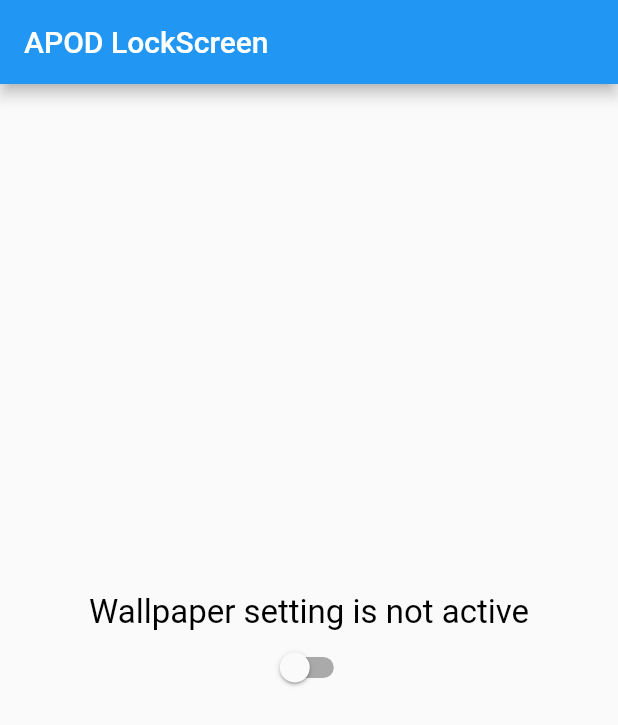
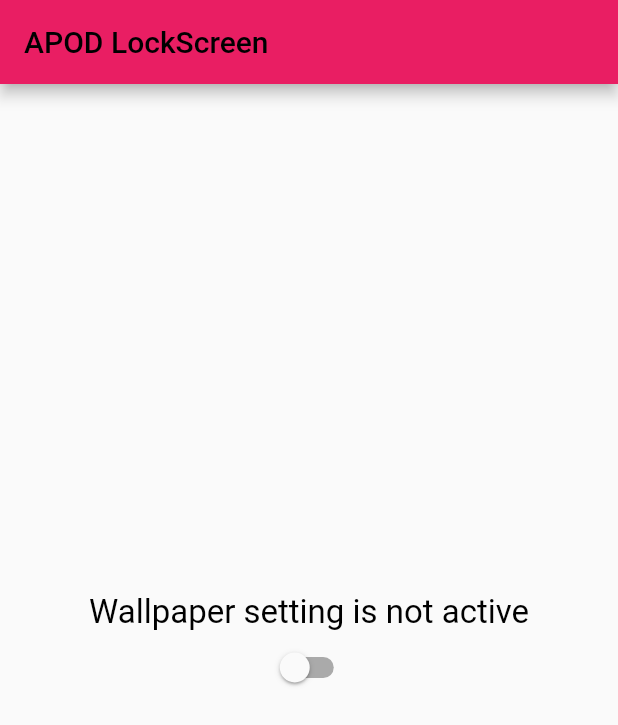
Before and after one commit to lorenzo-medici/apod_lockscreen, a Flutter app: the screen it shows after launch, on a phone screen of 412 x 824 dp. Shown: the top 725 px of the screen. Run offline on Flutter 3.47's test engine with Material 2 defaults, Android fonts, the phone set to English and light mode, and no system bars; our stand-ins replace awesome_notifications, date_format, flutter_cache_manager, shared_preferences; missing offline and left inert: background_fetch, flutter_wallpaper_manager.

Commit message:
- changed app icon - added dark theme, tweaked light theme

```diff
--- a/lib/main.dart
+++ b/lib/main.dart
@@ -14,11 +14,52 @@
   // This widget is the root of your application.
   @override
   Widget build(BuildContext context) {
+    ThemeData darkTheme = ThemeData(
+      primaryColor: Colors.amber,
+      textTheme: const TextTheme(
+        bodyText1: TextStyle(),
+        bodyText2: TextStyle(),
+      ).apply(
+        bodyColor: Colors.white,
+        displayColor: Colors.white,
+      ),
+      buttonTheme: const ButtonThemeData(
+          buttonColor: Colors.amber, disabledColor: Colors.black),
+      snackBarTheme: const SnackBarThemeData(
+        actionTextColor: Colors.black,
+        backgroundColor: Colors.amber,
+      ),
+      appBarTheme: const AppBarTheme(
+        foregroundColor: Colors.black,
+      ),
+      colorScheme: ColorScheme.fromSwatch(primarySwatch: Colors.amber).copyWith(
+        secondary: Colors.red,
+        brightness: Brightness.dark,
+      ),
+    );
+
+    ThemeData lightTheme = ThemeData(
+      primaryColor: Colors.pink,
+      textTheme: const TextTheme(
+        bodyText1: TextStyle(),
+        bodyText2: TextStyle(),
+      ).apply(
+        bodyColor: Colors.black,
+        displayColor: Colors.black,
+      ),
+      appBarTheme: const AppBarTheme(
+        foregroundColor: Colors.black,
+      ),
+      colorScheme: ColorScheme.fromSwatch().copyWith(
+        secondary: Colors.blue.shade700,
+        brightness: Brightness.light,
+      ),
+    );
+
     return MaterialApp(
       title: 'APOD LockScreen',
-      theme: ThemeData(
-        primarySwatch: Colors.blue,
-      ),
+      theme: lightTheme,
+      darkTheme: darkTheme,
       home: const MyHomePage(title: 'APOD LockScreen'),
     );
   }
@@ -73,6 +114,7 @@
     return Scaffold(
       appBar: AppBar(
         title: Text(widget.title),
+        backgroundColor: Theme.of(context).primaryColor,
       ),
       body: Center(
         child: SizedBox(
@@ -82,8 +124,8 @@
             children: [
               RichText(
                 text: TextSpan(
-                  style: const TextStyle(
-                    color: Colors.black,
+                  style: TextStyle(
+                    color: Theme.of(context).textTheme.bodyText1!.color!,
                     fontSize: 22,
                   ),
                   children: [
@@ -101,6 +143,7 @@
               ),
               Switch(
                 value: isSwitched,
+                activeColor: Theme.of(context).colorScheme.secondary,
                 onChanged: (value) {
                   setState(() {
                     _toggleSwitch(value, mounted);
--- a/lib/objects/worker_class.dart
+++ b/lib/objects/worker_class.dart
@@ -123,7 +123,9 @@ class WorkerClass {
       SnackBar(
         content: Text(messaggio),
         action: SnackBarAction(
-            label: 'OK', onPressed: scaffold.hideCurrentSnackBar),
+          label: 'OK',
+          onPressed: scaffold.hideCurrentSnackBar,
+        ),
       ),
     );
   }
--- a/pubspec.yaml
+++ b/pubspec.yaml
@@ -101,6 +101,3 @@ flutter:
   #
   # For details regarding fonts from package dependencies,
   # see https://flutter.dev/custom-fonts/#from-packages
-
-  assets:
-    - android/app/src/main/res/mipmap-hdpi/ic_launcher.png
```
Also changed, not shown: pubspec.lock, 23 other files.
